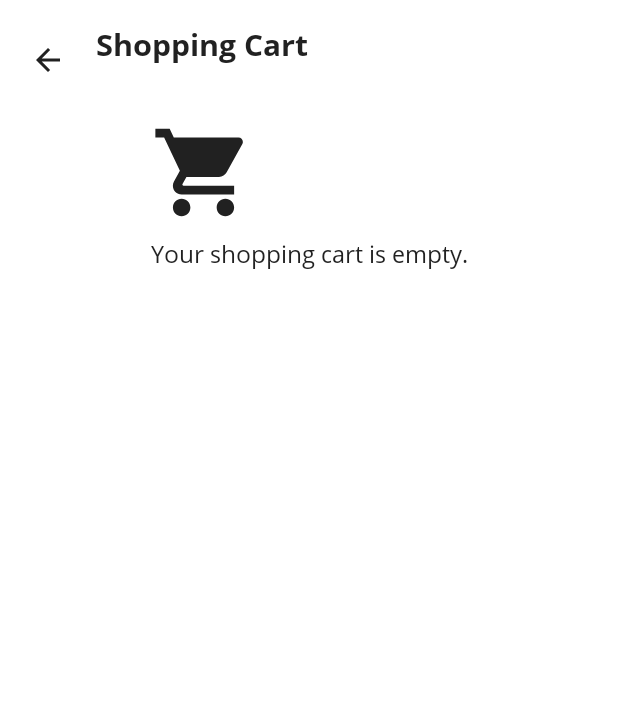
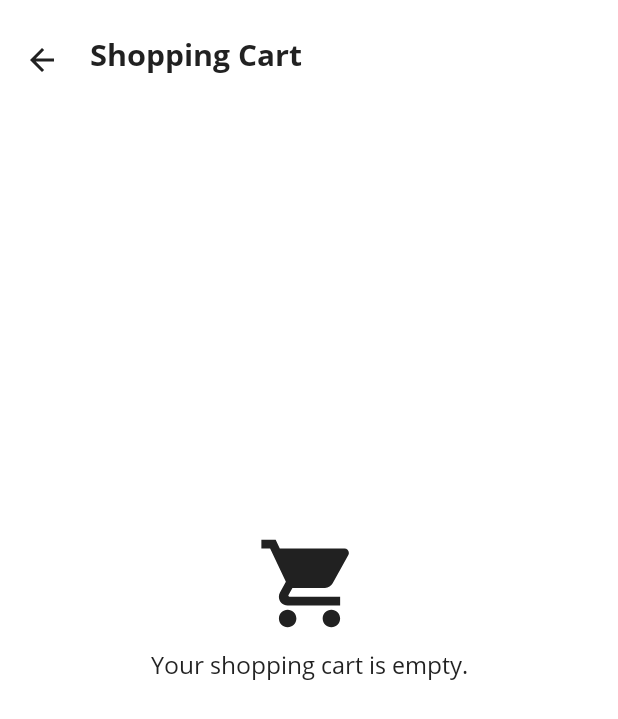
Before and after one commit to AliAfroozi/BedeBestoonApp, an Android app built with Jetpack Compose: the BasketScreen screen opened through its navigation route, on a phone screen of 412 x 824 dp. Shown: the top 719 px of the screen. Run offline under Robolectric (Android 15) with nearby library versions, the phone set to English and light mode, and no system bars; our stand-ins replace Dagger/Hilt's generated code, Room's generated code.

Commit message:
FIX: put shopping cart image in center of page when basket list is empty.
Discription: also add complete purchase bottun.

```diff
--- a/app/src/main/java/com/example/bedebestoon/ui/screens/BasketScreen.kt
+++ b/app/src/main/java/com/example/bedebestoon/ui/screens/BasketScreen.kt
@@ -1,11 +1,10 @@
 package com.example.bedebestoon.ui.screens
 
+import androidx.compose.foundation.background
 import androidx.compose.foundation.layout.*
 import androidx.compose.foundation.lazy.LazyColumn
-import androidx.compose.material.Icon
-import androidx.compose.material.IconButton
-import androidx.compose.material.MaterialTheme
-import androidx.compose.material.Text
+import androidx.compose.foundation.shape.RoundedCornerShape
+import androidx.compose.material.*
 import androidx.compose.material.icons.Icons
 import androidx.compose.material.icons.filled.ArrowBack
 import androidx.compose.material.icons.filled.ShoppingCart
@@ -16,6 +15,7 @@ import androidx.compose.runtime.remember
 import androidx.compose.ui.Alignment
 import androidx.compose.ui.Modifier
 import androidx.compose.ui.graphics.Color
+import androidx.compose.ui.platform.LocalConfiguration
 import androidx.compose.ui.text.font.FontWeight
 import androidx.compose.ui.unit.dp
 import androidx.compose.ui.unit.sp
@@ -23,6 +23,7 @@ import androidx.navigation.NavHostController
 import com.example.bedebestoon.MainActivity
 import com.example.bedebestoon.db.viewModels.BasketEntityViewModel
 import com.example.bedebestoon.ui.components.basket.BasketListItem
+import com.example.bedebestoon.ui.theme.Dark
 
 @Composable
 fun BasketScreen(
@@ -35,9 +36,13 @@ fun BasketScreen(
 
 
 
-    LazyColumn() {
+    Box() {
+        LazyColumn(modifier = Modifier.fillMaxSize()) {
             item {
-            Row(modifier = Modifier.padding(horizontal = 8.dp, vertical = 16.dp)) {
+                Row(
+                    modifier = Modifier.padding(horizontal = 4.dp, vertical = 16.dp),
+                    verticalAlignment = Alignment.CenterVertically
+                ) {
                     IconButton(onClick = { navController.popBackStack() }) {
                         Icon(imageVector = Icons.Filled.ArrowBack, contentDescription = "")
                     }
@@ -47,7 +52,7 @@ fun BasketScreen(
                         Spacer(modifier = Modifier.height(8.dp))
                         if (basketList.value.isNotEmpty()) {
                             Text(
-                            text = if (basketList.value.size == 1) "${basketList.value.size} item" else "${basketList.value.size} items" ,
+                                text = if (basketList.value.size == 1) "${basketList.value.size} item" else "${basketList.value.size} items",
                                 style = MaterialTheme.typography.body1,
                                 fontSize = 14.sp,
                                 fontWeight = FontWeight.Light,
@@ -59,21 +64,66 @@ fun BasketScreen(
             }
 
 
-        if (basketList.value.isEmpty()){
+            if (basketList.value.isEmpty()) {
                 item {
-                Box(modifier = Modifier.fillMaxSize() , contentAlignment = Alignment.Center) {
-                    Column() {
-                        Icon(imageVector = Icons.Filled.ShoppingCart, contentDescription = "" , modifier = Modifier.size(70.dp))
+                    val screenHeight = LocalConfiguration.current.screenHeightDp / 3
+                    Spacer(modifier = Modifier.height(screenHeight.dp))
+                }
+                item {
+                    Box(modifier = Modifier.fillMaxSize(), contentAlignment = Alignment.Center) {
+                        Column(horizontalAlignment = Alignment.CenterHorizontally) {
+                            Icon(
+                                imageVector = Icons.Filled.ShoppingCart,
+                                contentDescription = "",
+                                modifier = Modifier.size(70.dp)
+                            )
                             Spacer(modifier = Modifier.height(8.dp))
-                        Text(text = "Your shopping cart is empty." , fontSize = 16.sp)
+                            Text(text = "Your shopping cart is empty.", fontSize = 16.sp)
                         }
                     }
                 }
-        }else{
+            } else {
                 items(count = basketList.value.size) { index ->
-                BasketListItem(basketList.value[index])
+                    BasketListItem(
+                        basketList.value[index],
+                        basketEntityViewModel,
+                        navController
+                    )
+
+                    if (index == basketList.value.size -1 ){
+                        Spacer(modifier = Modifier.height(130.dp))
+                    }
+                }
+
+                item {
+
                 }
             }
         }
 
+        if (basketList.value.isNotEmpty()) {
+            Box(contentAlignment = Alignment.BottomCenter , modifier = Modifier
+                .fillMaxSize()
+                .background(Color.Transparent)) {
+
+                Button(onClick = { /*TODO*/ },
+                    colors = ButtonDefaults.buttonColors(backgroundColor = Dark),
+                    shape = RoundedCornerShape(15.dp),
+                    modifier = Modifier
+                        .padding(25.dp)
+                        .fillMaxWidth()
+                        .height(50.dp)) {
+                    Text(
+                        text = "Complete your purchase",
+                        color = Color.White,
+                        style = MaterialTheme.typography.button,
+                        fontSize = 16.sp
+                    )
                 }
+
+            }
+        }
+    }
+
+
+}
```
Lines whose indentation alone changed are shown as unchanged.
